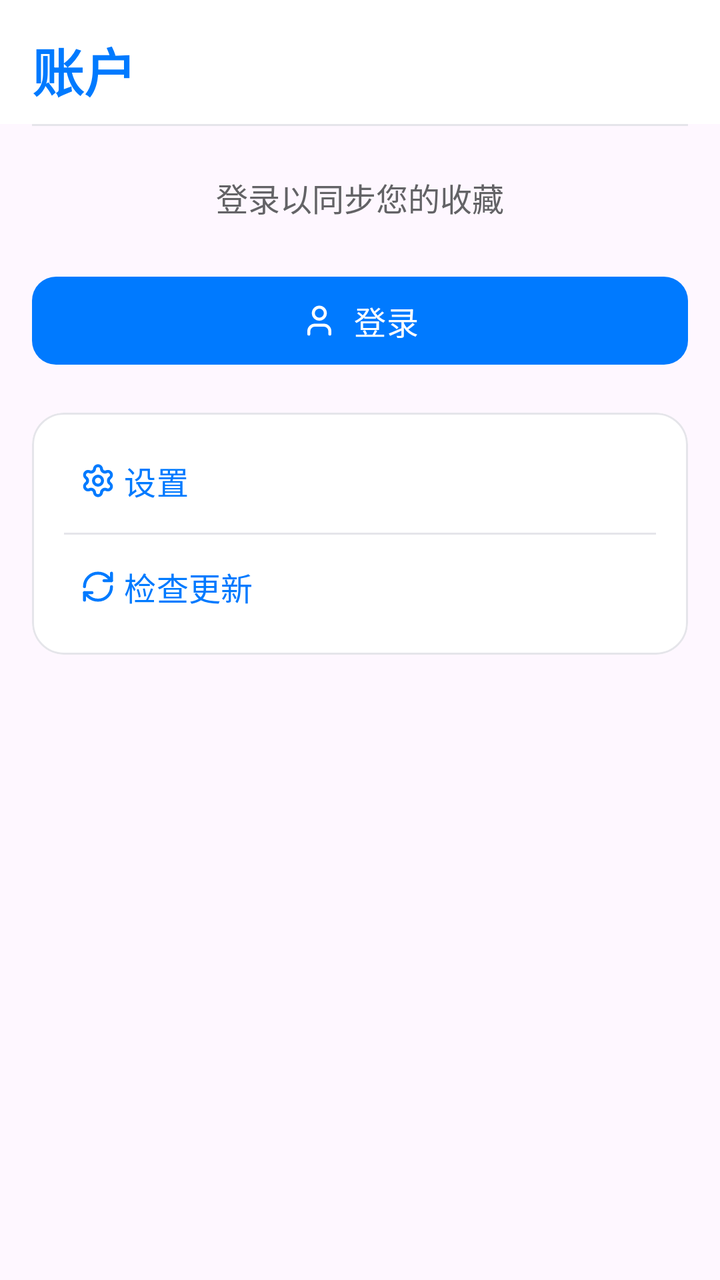
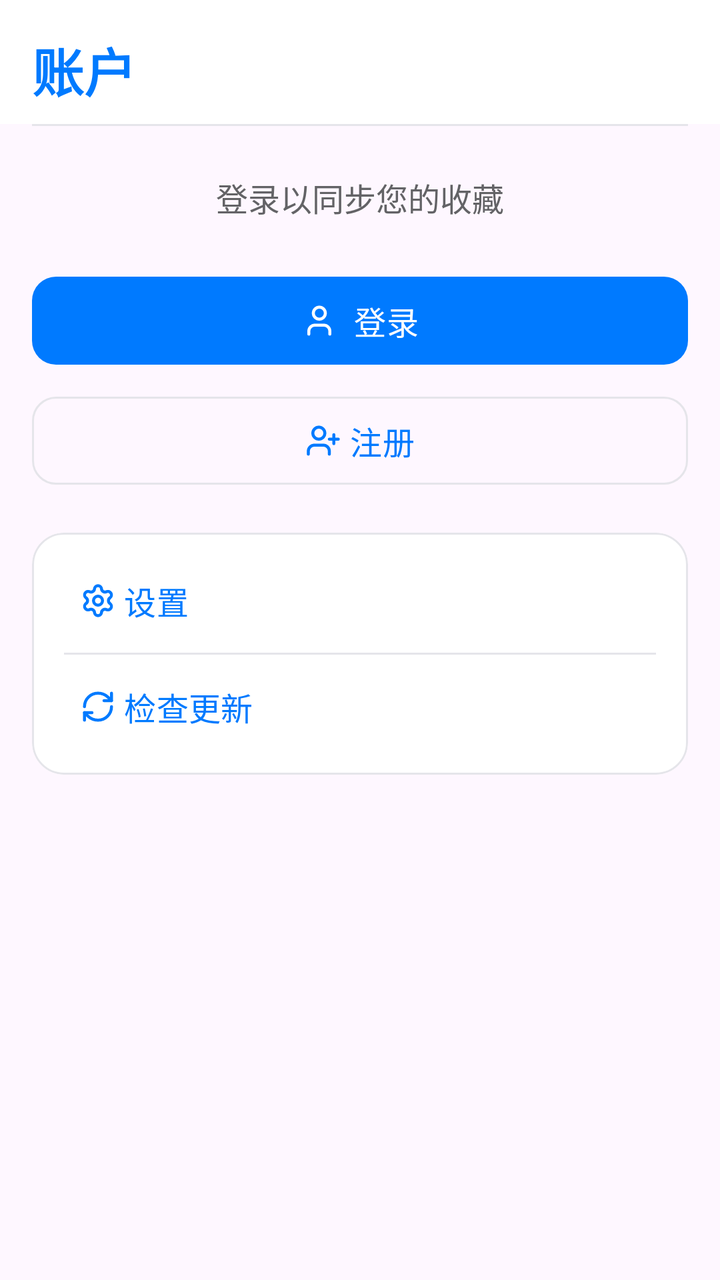

The first picture is an Android layout as it rendered before a commit; the second is the same layout after the commit. The layout source and the unified diff follow.
<!-- AndroidManifest.xml: application theme Theme.Pawchive -->
<!-- res/layout/fragment_account.xml -->
<?xml version="1.0" encoding="utf-8"?>
<androidx.constraintlayout.widget.ConstraintLayout xmlns:android="http://schemas.android.com/apk/res/android"
    xmlns:app="http://schemas.android.com/apk/res-auto"
    android:layout_width="match_parent"
    android:layout_height="match_parent"
    android:background="?android:attr/colorBackground">

    
    <LinearLayout
        android:id="@+id/header_layout"
        android:layout_width="match_parent"
        android:layout_height="wrap_content"
        android:orientation="vertical"
        android:paddingStart="16dp"
        android:paddingEnd="16dp"
        android:paddingTop="16dp"
        android:paddingBottom="8dp"
        android:background="?attr/colorSurface"
        app:layout_constraintTop_toTopOf="parent">

        <TextView
            android:id="@+id/tv_title"
            android:layout_width="wrap_content"
            android:layout_height="wrap_content"
            android:text="@string/nav_account"
            android:textSize="26sp"
            android:textStyle="bold"
            android:textColor="?attr/colorPrimary" />

    </LinearLayout>

    <View
        android:id="@+id/header_divider"
        android:layout_width="0dp"
        android:layout_height="1dp"
        android:layout_marginHorizontal="16dp"
        android:background="?attr/colorOutline"
        app:layout_constraintTop_toBottomOf="@id/header_layout"
        app:layout_constraintStart_toStartOf="parent"
        app:layout_constraintEnd_toEndOf="parent" />

    
    <LinearLayout
        android:id="@+id/layout_logged_out"
        android:layout_width="0dp"
        android:layout_height="wrap_content"
        android:orientation="vertical"
        android:paddingHorizontal="16dp"
        android:layout_marginTop="24dp"
        app:layout_constraintTop_toBottomOf="@id/header_divider"
        app:layout_constraintStart_toStartOf="parent"
        app:layout_constraintEnd_toEndOf="parent">

        <TextView
            android:layout_width="wrap_content"
            android:layout_height="wrap_content"
            android:text="@string/login_subtitle"
            android:textSize="16sp"
            android:textColor="?attr/colorTextSecondary"
            android:layout_gravity="center_horizontal"
            android:layout_marginBottom="24dp"/>

        <com.google.android.material.button.MaterialButton
            android:id="@+id/btn_login"
            android:layout_width="match_parent"
            android:layout_height="52dp"
            android:text="@string/login"
            android:textSize="16sp"
            app:cornerRadius="12dp"
            app:icon="@drawable/ic_person_outline"
            app:iconGravity="textStart"
            android:layout_marginBottom="12dp"/>

        <com.google.android.material.card.MaterialCardView
            android:layout_width="match_parent"
            android:layout_height="wrap_content"
            app:cardCornerRadius="16dp"
            app:cardElevation="0dp"
            app:cardBackgroundColor="?attr/colorSurface"
            app:strokeWidth="1dp"
            app:strokeColor="?attr/colorOutline"
            android:layout_marginTop="8dp">

            <LinearLayout
                android:layout_width="match_parent"
                android:layout_height="wrap_content"
                android:orientation="vertical"
                android:padding="8dp">

                <com.google.android.material.button.MaterialButton
                    android:id="@+id/btn_settings_logged_out"
                    style="@style/Widget.Material3.Button.TextButton"
                    android:layout_width="match_parent"
                    android:layout_height="52dp"
                    android:text="@string/settings"
                    android:textSize="16sp"
                    app:cornerRadius="12dp"
                    app:icon="@drawable/ic_settings"
                    app:iconGravity="textStart"
                    android:gravity="start|center_vertical"
                    android:paddingHorizontal="16dp" />

                <View
                    android:layout_width="match_parent"
                    android:layout_height="1dp"
                    android:layout_marginHorizontal="8dp"
                    android:background="?attr/colorOutlineVariant" />

                <com.google.android.material.button.MaterialButton
                    android:id="@+id/btn_check_update_logged_out"
                    style="@style/Widget.Material3.Button.TextButton"
                    android:layout_width="match_parent"
                    android:layout_height="52dp"
                    android:text="@string/check_for_updates"
                    android:textSize="16sp"
                    app:cornerRadius="12dp"
                    app:icon="@drawable/ic_update"
                    app:iconGravity="textStart"
                    android:gravity="start|center_vertical"
                    android:paddingHorizontal="16dp" />

            </LinearLayout>

        </com.google.android.material.card.MaterialCardView>

    </LinearLayout>

    
    <LinearLayout
        android:id="@+id/layout_logged_in"
        android:layout_width="0dp"
        android:layout_height="wrap_content"
        android:orientation="vertical"
        android:visibility="gone"
        android:paddingHorizontal="16dp"
        android:layout_marginTop="24dp"
        app:layout_constraintTop_toBottomOf="@id/header_divider"
        app:layout_constraintStart_toStartOf="parent"
        app:layout_constraintEnd_toEndOf="parent">

        <com.google.android.material.card.MaterialCardView
            android:id="@+id/card_user_info"
            android:layout_width="match_parent"
            android:layout_height="wrap_content"
            app:cardCornerRadius="16dp"
            app:cardBackgroundColor="?attr/colorPrimaryContainer"
            app:cardElevation="0dp"
            app:strokeWidth="1dp"
            app:strokeColor="?attr/colorOutline">

            <LinearLayout
                android:layout_width="match_parent"
                android:layout_height="wrap_content"
                android:orientation="horizontal"
                android:padding="20dp"
                android:gravity="center_vertical">

                <com.google.android.material.imageview.ShapeableImageView
                    android:layout_width="56dp"
                    android:layout_height="56dp"
                    app:shapeAppearanceOverlay="@style/ShapeAppearance.Material3.Corner.Full"
                    android:background="?attr/colorPrimary"
                    android:layout_marginEnd="16dp" />

                <ImageView
                    android:id="@+id/iv_avatar"
                    android:layout_width="56dp"
                    android:layout_height="56dp"
                    android:src="@drawable/ic_person_outline"
                    android:padding="12dp"
                    app:tint="?attr/colorOnPrimary"
                    android:layout_marginStart="-72dp"
                    android:layout_marginEnd="16dp" />

                <LinearLayout
                    android:layout_width="0dp"
                    android:layout_height="wrap_content"
                    android:orientation="vertical"
                    android:layout_weight="1">

                    <TextView
                        android:id="@+id/tv_username"
                        android:layout_width="wrap_content"
                        android:layout_height="wrap_content"
                        android:text="@string/username"
                        android:textSize="20sp"
                        android:textStyle="bold"
                        android:textColor="?attr/colorOnPrimaryContainer"/>

                    <TextView
                        android:id="@+id/tv_user_status"
                        android:layout_width="wrap_content"
                        android:layout_height="wrap_content"
                        android:text="@string/logged_in"
                        android:textSize="14sp"
                        android:textColor="?attr/colorOnPrimaryContainer"
                        android:alpha="0.8"/>
                </LinearLayout>
            </LinearLayout>
        </com.google.android.material.card.MaterialCardView>

        <com.google.android.material.card.MaterialCardView
            android:layout_width="match_parent"
            android:layout_height="wrap_content"
            app:cardCornerRadius="16dp"
            app:cardElevation="0dp"
            app:cardBackgroundColor="?attr/colorSurface"
            app:strokeWidth="1dp"
            app:strokeColor="?attr/colorOutline"
            android:layout_marginTop="24dp">

            <LinearLayout
                android:layout_width="match_parent"
                android:layout_height="wrap_content"
                android:orientation="vertical"
                android:padding="8dp">

                <com.google.android.material.button.MaterialButton
                    android:id="@+id/btn_settings"
                    style="@style/Widget.Material3.Button.TextButton"
                    android:layout_width="match_parent"
                    android:layout_height="52dp"
                    android:text="@string/settings"
                    android:textSize="16sp"
                    app:cornerRadius="12dp"
                    app:icon="@drawable/ic_settings"
                    app:iconGravity="textStart"
                    android:gravity="start|center_vertical"
                    android:paddingHorizontal="16dp" />

                <View
                    android:layout_width="match_parent"
                    android:layout_height="1dp"
                    android:layout_marginHorizontal="8dp"
                    android:background="?attr/colorOutlineVariant" />

                <com.google.android.material.button.MaterialButton
                    android:id="@+id/btn_check_update"
                    style="@style/Widget.Material3.Button.TextButton"
                    android:layout_width="match_parent"
                    android:layout_height="52dp"
                    android:text="@string/check_for_updates"
                    android:textSize="16sp"
                    app:cornerRadius="12dp"
                    app:icon="@drawable/ic_update"
                    app:iconGravity="textStart"
                    android:gravity="start|center_vertical"
                    android:paddingHorizontal="16dp" />

                <View
                    android:layout_width="match_parent"
                    android:layout_height="1dp"
                    android:layout_marginHorizontal="8dp"
                    android:background="?attr/colorOutlineVariant" />

                <com.google.android.material.button.MaterialButton
                    android:id="@+id/btn_logout"
                    style="@style/Widget.Material3.Button.TextButton"
                    android:layout_width="match_parent"
                    android:layout_height="52dp"
                    android:text="@string/logout"
                    android:textSize="16sp"
                    android:textColor="?attr/colorError"
                    app:cornerRadius="12dp"
                    app:icon="@drawable/ic_logout"
                    app:iconGravity="textStart"
                    app:iconTint="?attr/colorError"
                    android:gravity="start|center_vertical"
                    android:paddingHorizontal="16dp" />

            </LinearLayout>

        </com.google.android.material.card.MaterialCardView>

    </LinearLayout>

</androidx.constraintlayout.widget.ConstraintLayout>
<!-- resources referenced by this layout -->
<resources>
  <!-- drawable ic_person_outline (drawable) -->
  <?xml version="1.0" encoding="utf-8"?>
  <vector xmlns:android="http://schemas.android.com/apk/res/android"
      android:width="24dp"
      android:height="24dp"
      android:viewportWidth="24"
      android:viewportHeight="24">
      <path
          android:fillColor="@android:color/transparent"
          android:strokeColor="?attr/colorControlNormal"
          android:strokeWidth="2"
          android:strokeLineCap="round"
          android:strokeLineJoin="round"
          android:pathData="M19 21v-2a4 4 0 0 0-4-4H9a4 4 0 0 0-4 4v2" />
      <path
          android:fillColor="@android:color/transparent"
          android:strokeColor="?attr/colorControlNormal"
          android:strokeWidth="2"
          android:strokeLineCap="round"
          android:strokeLineJoin="round"
          android:pathData="M 16 7 A 4 4 0 1 1 8 7 A 4 4 0 1 1 16 7" />
  </vector>
  <string name="check_for_updates">检查更新</string>
  <string name="logged_in">已登录</string>
  <string name="login">登录</string>
  <string name="login_subtitle">登录以同步您的收藏</string>
  <string name="logout">登出</string>
  <string name="nav_account">账户</string>
  <string name="settings">设置</string>
  <string name="username">用户名</string>
  <color name="white">#FFFFFFFF</color>
  <color name="card_light">#FFFFFF</color>
  <color name="text_primary_light">#1C1C1E</color>
  <color name="bg_light">#F2F2F7</color>
  <color name="text_secondary_light">#636366</color>
  <color name="divider_light">#E5E5EA</color>
  <color name="text_muted_light">#8E8E93</color>
  <color name="primary">#8A2BE2</color>
  <!-- unchanged entries left out for length: 4 -->
</resources>

<!-- the commit's change to res/layout/fragment_account.xml (unified diff, before → after) -->
@@ -69,6 +69,18 @@
             app:cornerRadius="12dp"
             app:icon="@drawable/ic_person_outline"
             app:iconGravity="textStart"
+            android:layout_marginBottom="8dp"/>
+
+        <com.google.android.material.button.MaterialButton
+            android:id="@+id/btn_register"
+            style="@style/Widget.Material3.Button.OutlinedButton"
+            android:layout_width="match_parent"
+            android:layout_height="52dp"
+            android:text="@string/register"
+            android:textSize="16sp"
+            app:cornerRadius="12dp"
+            app:icon="@drawable/ic_person_add"
+            app:iconGravity="textStart"
             android:layout_marginBottom="12dp"/>
 
         <com.google.android.material.card.MaterialCardView
<!-- resource entries referenced after the edit -->
@@ -1,5 +1,41 @@
 <!-- resources referenced by this layout -->
 <resources>
+  <!-- drawable ic_person_add (drawable) -->
+  <?xml version="1.0" encoding="utf-8"?>
+  <vector xmlns:android="http://schemas.android.com/apk/res/android"
+      android:width="24dp"
+      android:height="24dp"
+      android:viewportWidth="24"
+      android:viewportHeight="24">
+      <path
+          android:fillColor="@android:color/transparent"
+          android:strokeColor="?attr/colorControlNormal"
+          android:strokeWidth="2"
+          android:strokeLineCap="round"
+          android:strokeLineJoin="round"
+          android:pathData="M16 21v-2a4 4 0 0 0-4-4H6a4 4 0 0 0-4 4v2" />
+      <path
+          android:fillColor="@android:color/transparent"
+          android:strokeColor="?attr/colorControlNormal"
+          android:strokeWidth="2"
+          android:strokeLineCap="round"
+          android:strokeLineJoin="round"
+          android:pathData="M9 7m-4 0a4 4 0 1 0 8 0a4 4 0 1 0 -8 0" />
+      <path
+          android:fillColor="@android:color/transparent"
+          android:strokeColor="?attr/colorControlNormal"
+          android:strokeWidth="2"
+          android:strokeLineCap="round"
+          android:strokeLineJoin="round"
+          android:pathData="M19 8v6" />
+      <path
+          android:fillColor="@android:color/transparent"
+          android:strokeColor="?attr/colorControlNormal"
+          android:strokeWidth="2"
+          android:strokeLineCap="round"
+          android:strokeLineJoin="round"
+          android:pathData="M22 11h-6" />
+  </vector>
   <!-- drawable ic_person_outline (drawable) -->
   <?xml version="1.0" encoding="utf-8"?>
   <vector xmlns:android="http://schemas.android.com/apk/res/android"
@@ -28,6 +64,7 @@
   <string name="login_subtitle">登录以同步您的收藏</string>
   <string name="logout">登出</string>
   <string name="nav_account">账户</string>
+  <string name="register">注册</string>
   <string name="settings">设置</string>
   <string name="username">用户名</string>
   <color name="white">#FFFFFFFF</color>
